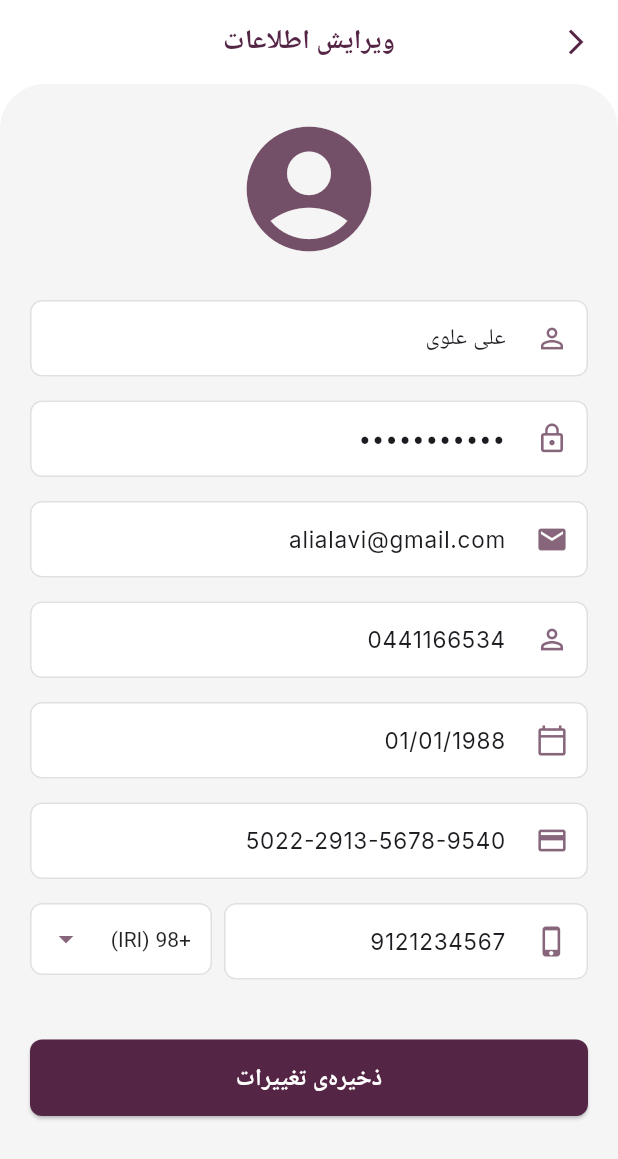
After one commit to SamiraAhmadnezhad/BookIt, a Flutter app: the screen it shows after launch, after a tap on "ویرایش اطلاعات", on a phone screen of 412 x 824 dp. The commit adds this screen. Shown: the top 1159 px of the screen. Run offline on Flutter 3.47's test engine with Material 3 defaults, Android fonts, the phone set to English and light mode, and no system bars; our stand-ins replace google_fonts, image_picker; accounts and stored records are empty; network calls fail.

Commit message:
edit profile page added

```diff
--- /dev/null
+++ b/lib/pages/account_pages-guest/edit_profile_page.dart
@@ -0,0 +1,376 @@
+import 'package:flutter/material.dart';
+
+// TODO: این مدل را برای اطلاعات کامل پروفایل کاربر استفاده یا تکمیل کنید
+class UserEditableProfileModel {
+  String name;
+  String? password; // ممکن است کاربر نخواهد رمز را تغییر دهد یا نمایش داده نشود
+  String email;
+  String nationalId;
+  String birthDate; // به صورت رشته یا DateTime
+  String cardNumber;
+  String phoneCountryCode;
+  String phoneNumber;
+  String? avatarUrl;
+
+  UserEditableProfileModel({
+    required this.name,
+    this.password,
+    required this.email,
+    required this.nationalId,
+    required this.birthDate,
+    required this.cardNumber,
+    required this.phoneCountryCode,
+    required this.phoneNumber,
+    this.avatarUrl,
+  });
+
+// TODO: یک factory constructor برای تبدیل JSON به این مدل ایجاد کنید
+// factory UserEditableProfileModel.fromJson(Map<String, dynamic> json) { ... }
+
+// TODO: یک متد toJson برای ارسال داده‌ها به سرور ایجاد کنید
+// Map<String, dynamic> toJson() { ... }
+}
+
+class EditProfilePage extends StatefulWidget {
+  // TODO: در صورت نیاز، اطلاعات اولیه کاربر را از صفحه قبل به اینجا پاس دهید
+  // final UserEditableProfileModel? initialProfileData;
+  // const EditProfilePage({super.key, this.initialProfileData});
+
+  const EditProfilePage({super.key});
+
+  @override
+  State<EditProfilePage> createState() => _EditProfilePageState();
+}
+
+class _EditProfilePageState extends State<EditProfilePage> {
+  final Color primaryPurple = const Color(0xFF542545);
+  final _formKey = GlobalKey<FormState>(); // برای اعتبارسنجی (اختیاری)
+
+  // Controllers for text fields
+  late TextEditingController _nameController;
+  late TextEditingController _passwordController;
+  late TextEditingController _emailController;
+  late TextEditingController _nationalIdController;
+  late TextEditingController _birthDateController;
+  late TextEditingController _cardNumberController;
+  late TextEditingController _phoneNumberController;
+
+  String _selectedCountryCode = '+98 (IRI)'; // مقدار پیش‌فرض برای پیش‌شماره
+  final List<String> _countryCodes = ['+98 (IRI)', '+1 (USA)', '+44 (UK)']; // لیست نمونه
+
+  bool _isLoading = false; // برای نمایش وضعیت لودینگ هنگام ذخیره
+
+  // TODO: در initState، اطلاعات کاربر را از سرور بگیرید یا از widget.initialProfileData استفاده کنید
+  UserEditableProfileModel? _userProfileData;
+
+  @override
+  void initState() {
+    super.initState();
+    // مقداردهی اولیه کنترلرها
+    _nameController = TextEditingController();
+    _passwordController = TextEditingController();
+    _emailController = TextEditingController();
+    _nationalIdController = TextEditingController();
+    _birthDateController = TextEditingController();
+    _cardNumberController = TextEditingController();
+    _phoneNumberController = TextEditingController();
+
+    _loadInitialData();
+  }
+
+  // TODO: تابع برای بارگذاری اطلاعات اولیه کاربر
+  Future<void> _loadInitialData() async {
+    setState(() { _isLoading = true; });
+    try {
+      // شبیه‌سازی دریافت اطلاعات از سرور یا از widget.initialProfileData
+      await Future.delayed(const Duration(milliseconds: 500));
+      // TODO: اطلاعات واقعی کاربر را اینجا تنظیم کنید
+      _userProfileData = UserEditableProfileModel(
+        name: 'علی علوی',
+        password: 'password123', // معمولا پسورد اولیه خالی است یا فیلد جدا برای تغییر دارد
+        email: 'alialavi@gmail.com',
+        nationalId: '0441166534',
+        birthDate: '01/01/1988',
+        cardNumber: '5022-2913-5678-9540',
+        phoneCountryCode: '+98 (IRI)',
+        phoneNumber: '9121234567',
+      );
+
+      if (_userProfileData != null) {
+        _nameController.text = _userProfileData!.name;
+        _passwordController.text = _userProfileData!.password ?? '';
+        _emailController.text = _userProfileData!.email;
+        _nationalIdController.text = _userProfileData!.nationalId;
+        _birthDateController.text = _userProfileData!.birthDate;
+        _cardNumberController.text = _userProfileData!.cardNumber;
+        _selectedCountryCode = _userProfileData!.phoneCountryCode;
+        _phoneNumberController.text = _userProfileData!.phoneNumber;
+      }
+    } catch (e) {
+      // TODO: مدیریت خطا
+      print("Error loading initial data: $e");
+    } finally {
+      if (mounted) {
+        setState(() { _isLoading = false; });
+      }
+    }
+  }
+
+
+  @override
+  void dispose() {
+    _nameController.dispose();
+    _passwordController.dispose();
+    _emailController.dispose();
+    _nationalIdController.dispose();
+    _birthDateController.dispose();
+    _cardNumberController.dispose();
+    _phoneNumberController.dispose();
+    super.dispose();
+  }
+
+  // TODO: تابع برای ذخیره تغییرات در سرور
+  Future<void> _saveProfileChanges() async {
+    if (_formKey.currentState?.validate() ?? false) {
+      setState(() { _isLoading = true; });
+      try {
+        // جمع‌آوری اطلاعات از کنترلرها
+        final updatedProfile = UserEditableProfileModel(
+          name: _nameController.text,
+          password: _passwordController.text.isNotEmpty ? _passwordController.text : null,
+          email: _emailController.text,
+          nationalId: _nationalIdController.text,
+          birthDate: _birthDateController.text,
+          cardNumber: _cardNumberController.text,
+          phoneCountryCode: _selectedCountryCode,
+          phoneNumber: _phoneNumberController.text,
+          avatarUrl: _userProfileData?.avatarUrl, // آواتار معمولا جدا مدیریت می‌شود
+        );
+
+        // TODO: اینجا کد واقعی فراخوانی API برای ارسال updatedProfile به سرور قرار می‌گیرد
+        await Future.delayed(const Duration(seconds: 2)); // شبیه‌سازی تاخیر شبکه
+        print('Profile saved: ${updatedProfile.name}');
+
+        if (mounted) {
+          ScaffoldMessenger.of(context).showSnackBar(
+            const SnackBar(content: Text('تغییرات با موفقیت ذخیره شد.'), backgroundColor: Colors.green),
+          );
+          Navigator.of(context).pop(); // بازگشت به صفحه قبل
+        }
+      } catch (e) {
+        // TODO: مدیریت خطا و نمایش پیام مناسب
+        print('Error saving profile: $e');
+        if (mounted) {
+          ScaffoldMessenger.of(context).showSnackBar(
+            SnackBar(content: Text('خطا در ذخیره تغییرات: $e'), backgroundColor: Colors.red),
+          );
+        }
+      } finally {
+        if (mounted) {
+          setState(() { _isLoading = false; });
+        }
+      }
+    }
+  }
+
+  Widget _buildTextField({
+    required IconData icon,
+    required String hintText,
+    required TextEditingController controller,
+    bool obscureText = false,
+    TextInputType keyboardType = TextInputType.text,
+    String? Function(String?)? validator,
+    bool readOnly = false,
+  }) {
+    return Padding(
+      padding: const EdgeInsets.only(bottom: 16.0),
+      child: TextFormField(
+        controller: controller,
+        obscureText: obscureText,
+        keyboardType: keyboardType,
+        readOnly: readOnly,
+        style: const TextStyle(fontSize: 15),
+        decoration: InputDecoration(
+          hintText: hintText,
+          hintStyle: TextStyle(color: Colors.grey[600], fontSize: 15),
+          prefixIcon: Icon(icon, color: primaryPurple.withOpacity(0.7), size: 22),
+          filled: true,
+          fillColor: Colors.white,
+          contentPadding: const EdgeInsets.symmetric(vertical: 14.0, horizontal: 12.0),
+          border: OutlineInputBorder(
+            borderRadius: BorderRadius.circular(8.0),
+            borderSide: BorderSide(color: Colors.grey[300]!, width: 1.0),
+          ),
+          enabledBorder: OutlineInputBorder(
+            borderRadius: BorderRadius.circular(8.0),
+            borderSide: BorderSide(color: Colors.grey[300]!, width: 1.0),
+          ),
+          focusedBorder: OutlineInputBorder(
+            borderRadius: BorderRadius.circular(8.0),
+            borderSide: BorderSide(color: primaryPurple, width: 1.5),
+          ),
+        ),
+        validator: validator,
+      ),
+    );
+  }
+
+  @override
+  Widget build(BuildContext context) {
+    return Directionality(
+      textDirection: TextDirection.rtl,
+      child: Scaffold(
+        backgroundColor: Colors.white, // پس‌زمینه اصلی اپ‌بار
+        appBar: AppBar(
+          elevation: 0,
+          backgroundColor: Colors.white,
+          foregroundColor: Colors.black87,
+          leading: IconButton(
+            icon: Icon(Icons.arrow_back_ios_new, color: primaryPurple, size: 20),
+            onPressed: () => Navigator.of(context).pop(),
+          ),
+          title: Text(
+            'ویرایش اطلاعات',
+            style: TextStyle(color: primaryPurple, fontSize: 18, fontWeight: FontWeight.bold),
+          ),
+          centerTitle: true,
+        ),
+        body: Container( // این Container پس‌زمینه خاکستری با گوشه‌های گرد بالا را ایجاد می‌کند
+          width: double.infinity,
+          height: double.infinity,
+          decoration: BoxDecoration(
+            color: Colors.grey[100],
+            borderRadius: const BorderRadius.only(
+              topLeft: Radius.circular(30.0),
+              topRight: Radius.circular(30.0),
+            ),
+          ),
+          child: _isLoading && _userProfileData == null // اگر در حال لود اولیه هستیم و دیتا نداریم
+              ? const Center(child: CircularProgressIndicator())
+              : SingleChildScrollView(
+            padding: const EdgeInsets.all(20.0),
+            child: Form(
+              key: _formKey,
+              child: Column(
+                children: [
+                  Icon(
+                    Icons.account_circle,
+                    size: 100,
+                    color: primaryPurple.withOpacity(0.8),
+                  ),
+                  const SizedBox(height: 24.0),
+                  _buildTextField(
+                    icon: Icons.person_outline,
+                    hintText: 'علی علوی',
+                    controller: _nameController,
+                    validator: (value) => (value?.isEmpty ?? true) ? 'نام نمی‌تواند خالی باشد' : null,
+                  ),
+                  _buildTextField(
+                    icon: Icons.lock_outline,
+                    hintText: 'password123',
+                    controller: _passwordController,
+                    obscureText: true,
+                    // پسورد می‌تواند خالی باشد اگر کاربر نخواهد تغییر دهد
+                  ),
+                  _buildTextField(
+                    icon: Icons.email,
+                    hintText: 'alialavi@gmail.com',
+                    controller: _emailController,
+                    keyboardType: TextInputType.emailAddress,
+                    validator: (value) {
+                      if (value?.isEmpty ?? true) return 'ایمیل نمی‌تواند خالی باشد';
+                      if (!(value?.contains('@') ?? false)) return 'فرمت ایمیل صحیح نیست';
+                      return null;
+                    },
+                  ),
+                  _buildTextField(
+                    icon: Icons.perm_identity_outlined, // آیکون برای کد ملی
+                    hintText: '0441166534',
+                    controller: _nationalIdController,
+                    keyboardType: TextInputType.number,
+                  ),
+                  _buildTextField(
+                    icon: Icons.calendar_today_outlined,
+                    hintText: '01/01/1988',
+                    controller: _birthDateController,
+                    keyboardType: TextInputType.datetime,
+                    // TODO: برای انتخاب تاریخ از DatePicker استفاده کنید
+                  ),
+                  _buildTextField(
+                    icon: Icons.credit_card_outlined,
+                    hintText: '5022-2913-5678-9540',
+                    controller: _cardNumberController,
+                    keyboardType: TextInputType.number,
+                  ),
+                  Row(
+                    crossAxisAlignment: CrossAxisAlignment.start, // برای هم‌ترازی در صورت ارور ولیدیشن
+                    children: [
+                      Expanded(
+                        flex: 2, // سهم بیشتر برای شماره موبایل
+                        child: _buildTextField(
+                          icon: Icons.phone_iphone_outlined,
+                          hintText: '9121234567',
+                          controller: _phoneNumberController,
+                          keyboardType: TextInputType.phone,
+                          validator: (value) => (value?.isEmpty ?? true) ? 'شماره موبایل نمی‌تواند خالی باشد' : null,
+                        ),
+                      ),
+                      const SizedBox(width: 8),
+                      Expanded( // دراپ‌داون پیش‌شماره
+                        flex: 1,
+                        child: DropdownButtonFormField<String>(
+                          value: _selectedCountryCode,
+                          items: _countryCodes.map((String value) {
+                            return DropdownMenuItem<String>(
+                              value: value,
+                              child: Text(value, style: const TextStyle(fontSize: 14)),
+                            );
+                          }).toList(),
+                          onChanged: (String? newValue) {
+                            setState(() {
+                              _selectedCountryCode = newValue!;
+                            });
+                          },
+                          style: const TextStyle(fontSize: 15, color: Colors.black87),
+                          decoration: InputDecoration(
+                            filled: true,
+                            fillColor: Colors.white,
+                            contentPadding: const EdgeInsets.symmetric(vertical: 0, horizontal: 10.0), // تنظیم پدینگ داخلی
+                            border: OutlineInputBorder(borderRadius: BorderRadius.circular(8.0), borderSide: BorderSide(color: Colors.grey[300]!)),
+                            enabledBorder: OutlineInputBorder(borderRadius: BorderRadius.circular(8.0), borderSide: BorderSide(color: Colors.grey[300]!)),
+                            focusedBorder: OutlineInputBorder(borderRadius: BorderRadius.circular(8.0), borderSide: BorderSide(color: primaryPurple)),
+                          ),
+                          icon: Icon(Icons.arrow_drop_down, color: primaryPurple.withOpacity(0.7)),
+                        ),
+                      ),
+                    ],
+                  ),
+                  const SizedBox(height: 24.0),
+                  SizedBox(
+                    width: double.infinity,
+                    child: ElevatedButton(
+                      onPressed: _isLoading ? null : _saveProfileChanges,
+                      style: ElevatedButton.styleFrom(
+                        backgroundColor: primaryPurple,
+                        padding: const EdgeInsets.symmetric(vertical: 14.0),
+                        shape: RoundedRectangleBorder(
+                          borderRadius: BorderRadius.circular(8.0),
+                        ),
+                      ),
+                      child: _isLoading
+                          ? const SizedBox(width: 20, height: 20, child: CircularProgressIndicator(color: Colors.white, strokeWidth: 2.0))
+                          : const Text(
+                        'ذخیره‌ی تغییرات',
+                        style: TextStyle(fontSize: 16, color: Colors.white, fontWeight: FontWeight.bold),
+                      ),
+                    ),
+                  ),
+                ],
+              ),
+            ),
+          ),
+        ),
+      ),
+    );
+  }
+}
```
Also changed, not shown: lib/pages/account_pages-guest/user_account_page.dart (+65 -97 lines).
